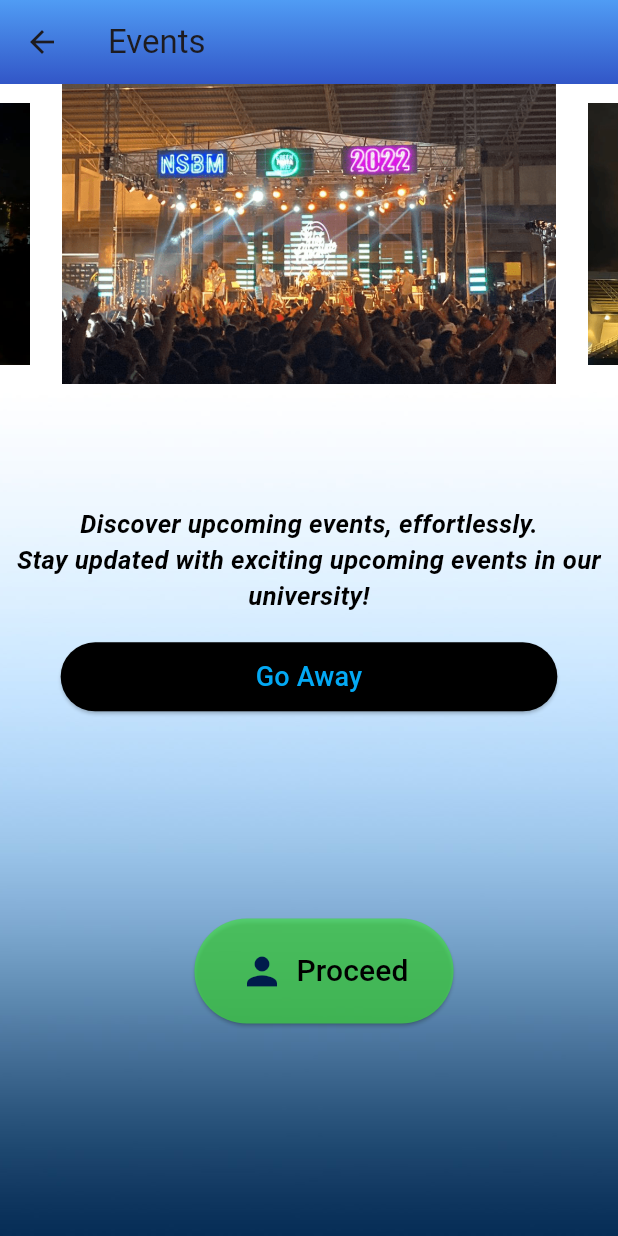
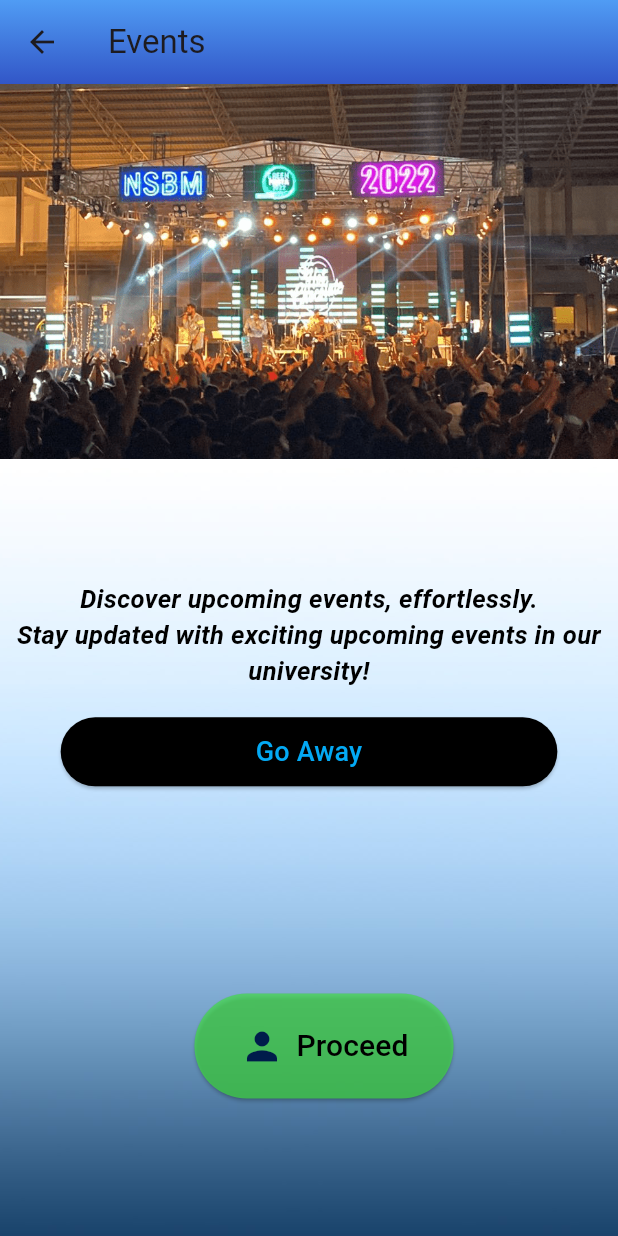
Before and after one commit to nimeshkk/Android_App, a Flutter app: the Event screen opened directly, on a phone screen of 412 x 824 dp. Run offline on Flutter 3.47's test engine with Material 2 defaults, Android fonts, the phone set to English and light mode, and no system bars; drawn by our look-alikes of carousel_slider; our stand-ins replace another_carousel_pro, device_preview, table_calendar; missing offline and left inert: dart:html, flutter_dismissible_tile.

Commit message:
remove the image slider in the home event

```diff
--- a/lib/pages/upcoming_events/event_homepage.dart
+++ b/lib/pages/upcoming_events/event_homepage.dart
@@ -108,8 +108,17 @@ class _EventState extends State<Event> {
         backgroundColor: Colors.white,
         body: ListView(children: <Widget>[
           Container(
-            height: 200,
-            child: CarouselSlider.builder(
+            height: 250,
+            decoration: BoxDecoration(
+              image: DecorationImage(
+                image: AssetImage(
+                    'assets/fiesta01.png'), // Replace with your image path
+                fit: BoxFit.cover,
+              ),
+            ),
+          ),
+
+          /*child: CarouselSlider.builder(
               itemCount: imagePaths.length,
               options: CarouselOptions(
                 autoPlay: true,
@@ -128,8 +137,7 @@ class _EventState extends State<Event> {
                   width: 1500,
                 );
               },
-            ),
-          ),
+            ),*/
 
           //this is the second part
           Container(
```
